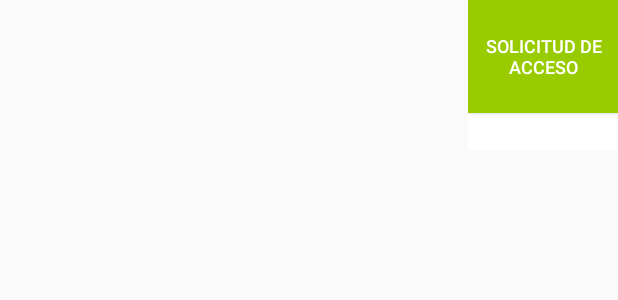
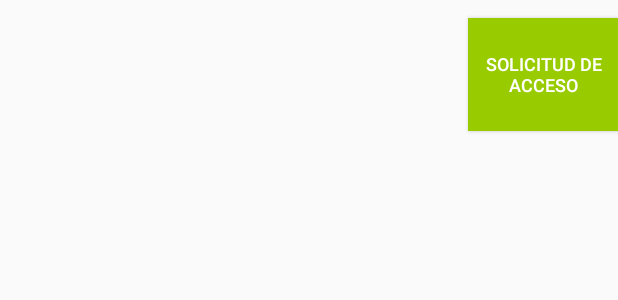
Before and after one commit to pablogcovelo/KeeperBox, an Android app: the layout dinamica_solicitar_permiso.xml on its own in the app's theme, with its tools: preview values and no code run, on a phone screen of 412 x 824 dp. Shown: the top 300 px of the screen. Run offline under Robolectric (Android 15) with nearby library versions, the phone set to English and light mode, and no system bars.

```diff
--- a/app/src/main/java/smartmailbox/keeperbox/NavDrawPropActivity.java
+++ b/app/src/main/java/smartmailbox/keeperbox/NavDrawPropActivity.java
@@ -45,6 +45,7 @@ public class NavDrawPropActivity extends AppCompatActivity implements Request{
         String datos = getIntent().getExtras().getString("datos");
         try {
             if (datos != null) {
+                Variable.tipo_propietario = 1;
                 parametros = new JSONObject(datos);
                 NFC = parametros.getString("NFC");
                 localizador = parametros.getString("localizador");
--- a/app/src/main/java/smartmailbox/keeperbox/SolicitarPermisoDinamica.java
+++ b/app/src/main/java/smartmailbox/keeperbox/SolicitarPermisoDinamica.java
@@ -39,9 +39,9 @@ class SolicitarPermisoDinamica extends Fragment implements Request{
         TextView informacion_buzon = (TextView) v.findViewById(R.id.textview_solicitar_permiso);
         Button boton_buzon = (Button) v.findViewById(R.id.button_solicitar_permiso);
         String info_buzon = "Localizador: " + localizador_solicitado +
-                "\nPais: " + pais + "Ciudad: " + ciudad +
+                "\nPais: " + pais + " Ciudad: " + ciudad +
                 "\nCalle: " + calle +
-                "\nNumero: " + numero + "Piso: " + piso + "Letra: " + letra + "CP: " + CP;
+                "\nNumero: " + numero + " Piso: " + piso + " Letra: " + letra + " CP: " + CP;
         informacion_buzon.setText(info_buzon);
 
         boton_buzon.setOnClickListener(new View.OnClickListener() {
--- a/app/src/main/java/smartmailbox/keeperbox/Variable.java
+++ b/app/src/main/java/smartmailbox/keeperbox/Variable.java
@@ -7,4 +7,5 @@ package smartmailbox.keeperbox;
 public class Variable {
 
     public static String TOKEN = "";
+    public static int tipo_propietario;
 }
--- a/app/src/main/res/layout/dinamica_solicitar_permiso.xml
+++ b/app/src/main/res/layout/dinamica_solicitar_permiso.xml
@@ -1,30 +1,35 @@
 <?xml version="1.0" encoding="utf-8"?>
 <RelativeLayout xmlns:android="http://schemas.android.com/apk/res/android"
+    xmlns:tools="http://schemas.android.com/tools"
     android:id="@+id/rel_solicitar_permiso"
-    android:layout_width="wrap_content"
+    android:layout_width="match_parent"
     android:layout_height="wrap_content"
     android:layout_gravity="end"
-    android:background="@android:color/white"
+    android:background="@android:color/transparent"
     android:clickable="true">
 
     <Button
         android:id="@+id/button_solicitar_permiso"
         android:layout_width="100dp"
         android:layout_height="75dp"
-        android:layout_alignParentTop="true"
+        android:layout_alignWithParentIfMissing="false"
+        android:layout_centerInParent="false"
         android:layout_gravity="center"
         android:background="@android:color/holo_green_light"
-        android:gravity="center"
+        android:gravity="center_vertical|center_horizontal|center"
         android:text="@string/solicitud_acceso"
         android:textColor="@android:color/background_light"
-        android:textSize="12sp" />
+        android:textSize="12sp"
+        android:layout_centerVertical="true"
+        android:layout_alignParentEnd="true" />
 
     <TextView
         android:id="@+id/textview_solicitar_permiso"
-        android:layout_width="match_parent"
+        android:layout_width="wrap_content"
         android:layout_height="100dp"
         android:layout_alignParentStart="true"
         android:layout_alignParentTop="true"
-        android:gravity="center"
-        android:layout_toLeftOf="@+id/button_solicitar_permiso" />
+        android:layout_toLeftOf="@+id/button_solicitar_permiso"
+        android:background="@android:color/transparent"
+        android:gravity="center" />
 </RelativeLayout>
```
Also changed, not shown: app/src/main/java/smartmailbox/keeperbox/NavDrawReparActivity.java (+10 -9 lines), app/src/main/java/smartmailbox/keeperbox/SolicitarPemisoIntermedia.java (added, +59 -0 lines), app/src/main/java/smartmailbox/keeperbox/SolicitarPermisoActivity.java (+7 -5 lines).
